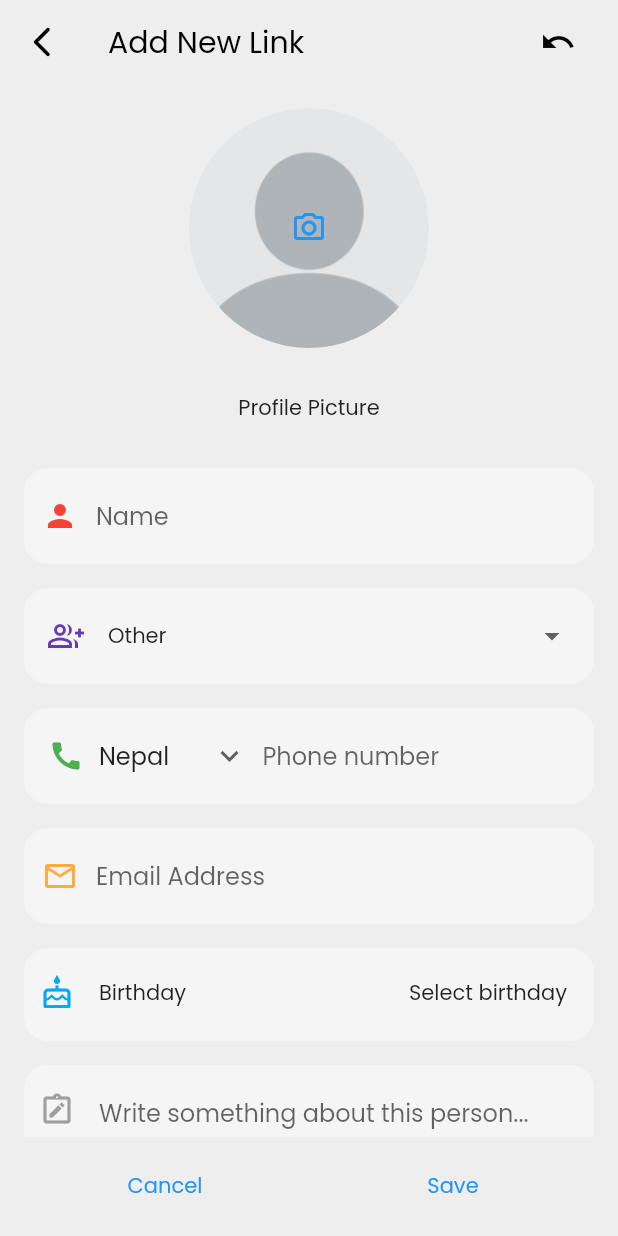
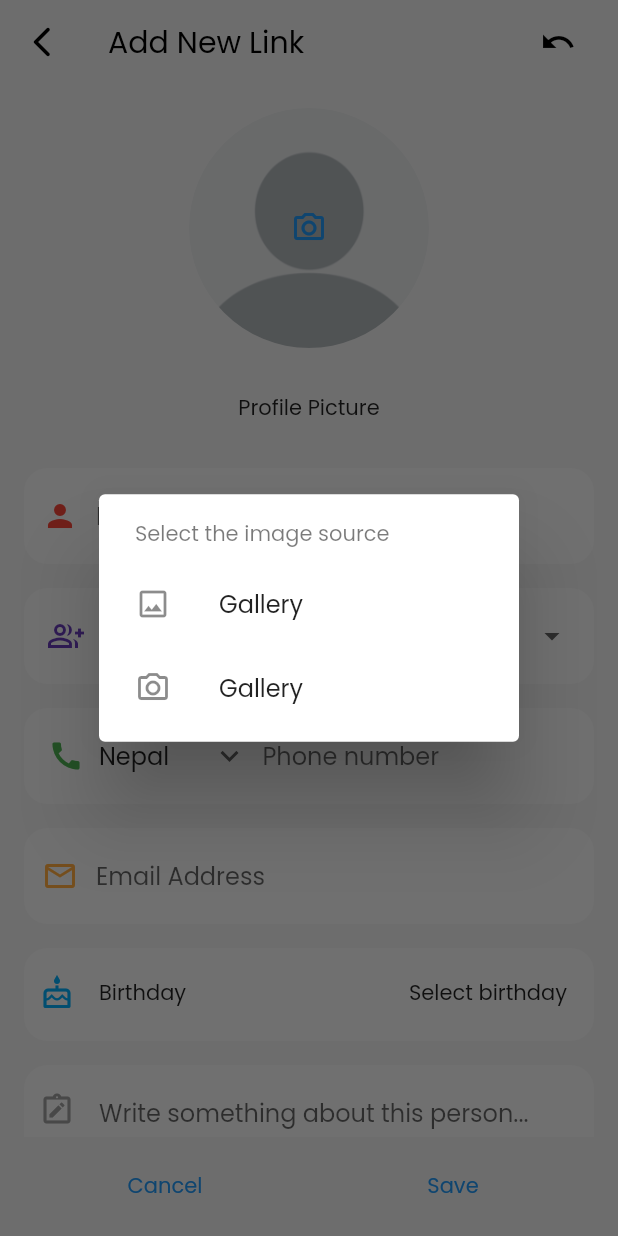
Before and after one commit to BishalTamangDev/linklocker_flutter, a Flutter app: the AddLinkPage screen opened by its route, after a tap on the "camera alt" icon, on a phone screen of 412 x 824 dp. Run offline on Flutter 3.47's test engine with Material 3 defaults, Android fonts, the phone set to English and light mode, and no system bars; our stand-ins replace flutter_image_compress, go_router, image_picker, qr_flutter, share_plus, sqflite; accounts and stored records are empty.

Commit message:
image source selectio9n option added

```diff
--- a/lib/core/constants/app_functions.dart
+++ b/lib/core/constants/app_functions.dart
@@ -60,11 +60,11 @@ class AppFunctions {
   }
 
   // image picker
-  static dynamic pickImage() async {
+  static dynamic pickImage(ImageSource imageSource) async {
     final ImagePicker imagePicker = ImagePicker();
     XFile? image;
     try {
-      image = await imagePicker.pickImage(source: ImageSource.gallery);
+      image = await imagePicker.pickImage(source: imageSource);
 
       if (image != null) {
         developer.log('File path: ${image.path}');
--- a/lib/features/presentation/link/add/add_link_page.dart
+++ b/lib/features/presentation/link/add/add_link_page.dart
@@ -90,11 +90,10 @@ class _AddLinkPageState extends State<AddLinkPage> {
   }
 
   // select profile picture
-  Future<void> _pickImage() async {
+  Future<void> _pickImage(ImageSource imageSource) async {
     final imagePicker = ImagePicker();
 
-    final XFile? image =
-        await imagePicker.pickImage(source: ImageSource.gallery);
+    final XFile? image = await imagePicker.pickImage(source: imageSource);
 
     if (image != null) {
       //   get bytes
@@ -160,7 +159,62 @@ class _AddLinkPageState extends State<AddLinkPage> {
 
                   //   profile picture
                   InkWell(
-                    onTap: _pickImage,
+                    onTap: () {
+                      //   show image source
+                      showDialog(
+                        context: context,
+                        builder: (context) => AlertDialog(
+                          contentPadding: EdgeInsets.only(
+                            top: 16.0,
+                            bottom: 8.0,
+                            left: 8.0,
+                            right: 8.0,
+                          ),
+                          content: Column(
+                            mainAxisSize: MainAxisSize.min,
+                            crossAxisAlignment: CrossAxisAlignment.start,
+                            children: [
+                              Padding(
+                                padding: const EdgeInsets.symmetric(
+                                    horizontal: 16.0),
+                                child: Opacity(
+                                  opacity: 0.6,
+                                  child: Text("Select the image source",
+                                      style: textTheme.bodyMedium),
+                                ),
+                              ),
+
+                              const SizedBox(
+                                height: 8.0,
+                              ),
+                              // Row(
+                              //   children: [
+                              //     Icon(Icons.photo_outlined),
+                              //     Text("Gallery"),
+                              //   ],
+                              // ),
+                              // Icon(Icons.camera_alt_outlined),
+                              ListTile(
+                                title: const Text("Gallery"),
+                                leading: Icon(Icons.photo_outlined),
+                                onTap: () {
+                                  _pickImage(ImageSource.gallery);
+                                  context.pop();
+                                },
+                              ),
+                              ListTile(
+                                title: const Text("Gallery"),
+                                leading: Icon(Icons.camera_alt_outlined),
+                                onTap: () {
+                                  _pickImage(ImageSource.camera);
+                                  context.pop();
+                                },
+                              ),
+                            ],
+                          ),
+                        ),
+                      );
+                    },
                     splashColor: Colors.transparent,
                     highlightColor: Colors.transparent,
                     child: CircleAvatar(
```
